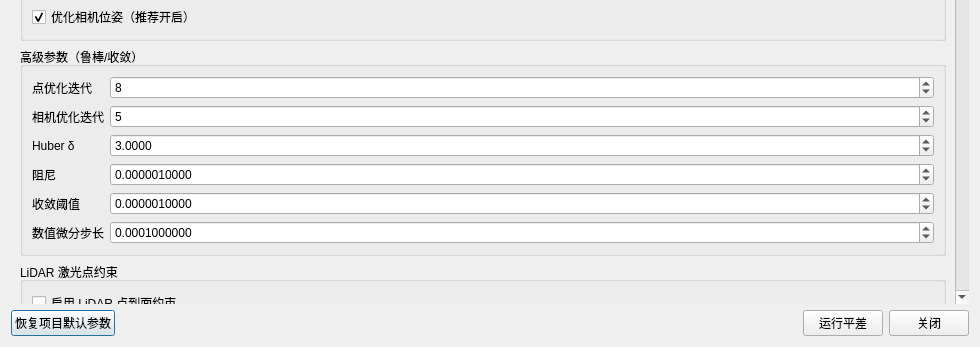
guderianXu/plascan, file src/gui/dialogs/BundleAdjustDialog.ui: the form before one commit; both pictures show x 0 to 980 and y 333 to 680 of the 980 by 680 pixel window.
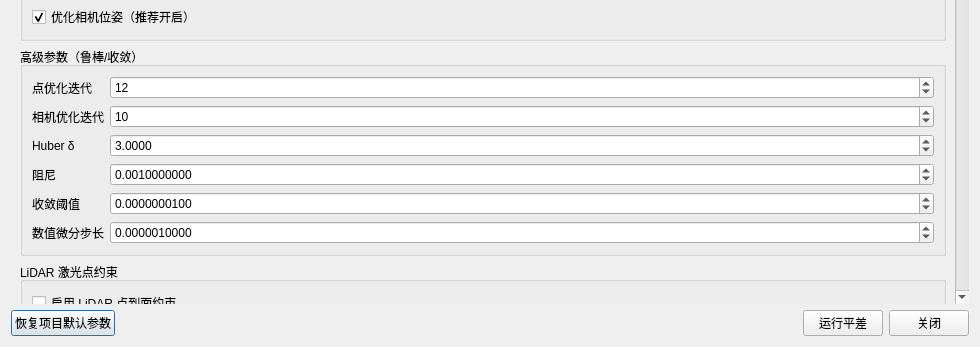
The form after the commit.

What changed in the file:
```diff
--- a/src/gui/dialogs/BundleAdjustDialog.ui
+++ b/src/gui/dialogs/BundleAdjustDialog.ui
@@ -188,7 +188,7 @@
          <number>80</number>
         </property>
         <property name="value">
-         <number>8</number>
+         <number>12</number>
         </property>
        </widget>
       </item>
@@ -211,7 +211,7 @@
          <number>80</number>
         </property>
         <property name="value">
-         <number>5</number>
+         <number>10</number>
         </property>
        </widget>
       </item>
@@ -263,7 +263,7 @@
          <double>0.000001000000000</double>
         </property>
         <property name="value">
-         <double>0.000001000000000</double>
+         <double>0.001000000000000</double>
         </property>
        </widget>
       </item>
@@ -292,7 +292,7 @@
          <double>0.000001000000000</double>
         </property>
         <property name="value">
-         <double>0.000001000000000</double>
+         <double>0.000000010000000</double>
         </property>
        </widget>
       </item>
@@ -321,7 +321,7 @@
          <double>0.000100000000000</double>
         </property>
         <property name="value">
-         <double>0.000100000000000</double>
+         <double>0.000001000000000</double>
         </property>
        </widget>
       </item>
```
